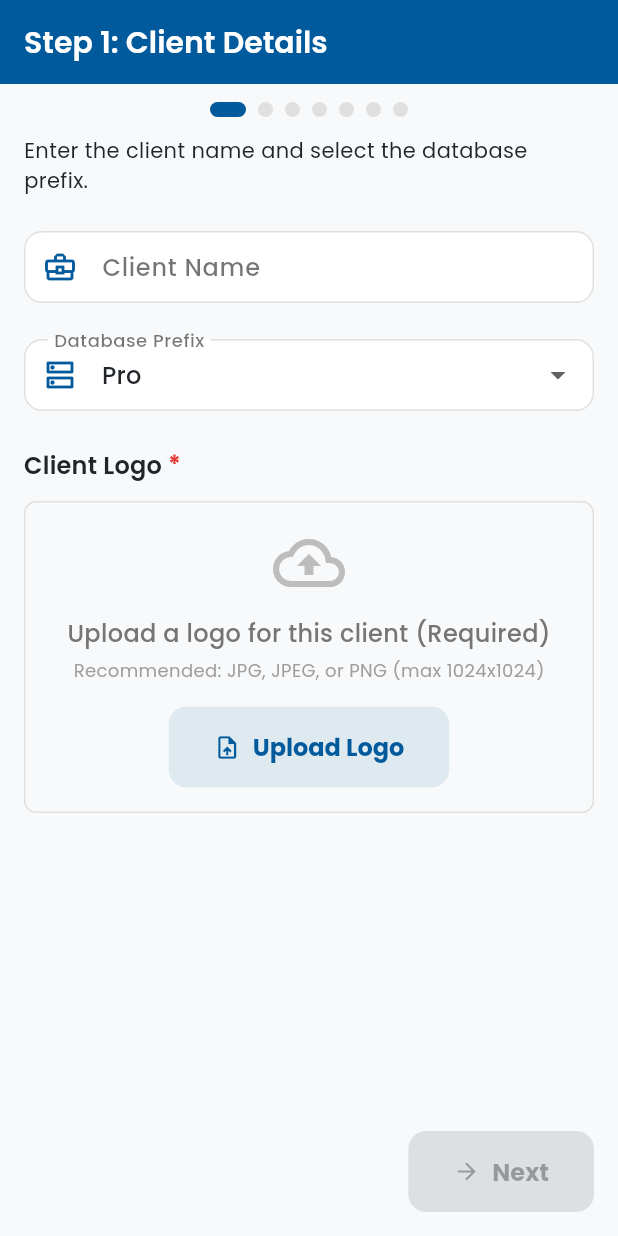
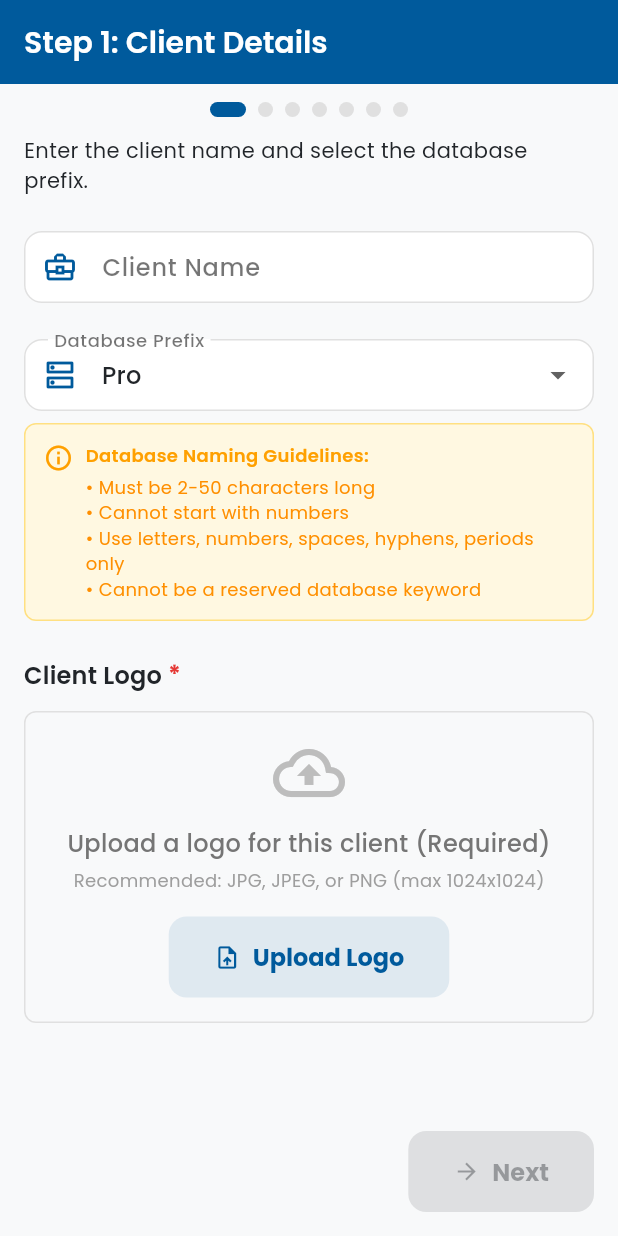
Before and after one commit to t00nny/automation-dep-flutter-app-, a Flutter app: the ClientDetailsPage screen opened by its route, on a phone screen of 412 x 824 dp. Run offline on Flutter 3.47's test engine with Material 3 defaults, Android fonts, the phone set to English and light mode, and no system bars; our stand-ins replace dio, equatable, flutter_bloc, get_it, go_router, google_fonts and 3 more.

Commit message:
The client name validation added

```diff
--- a/lib/presentation/pages/step_1_client_details_page.dart
+++ b/lib/presentation/pages/step_1_client_details_page.dart
@@ -2,6 +2,7 @@ import 'package:flutter/material.dart';
 import 'package:flutter_bloc/flutter_bloc.dart';
 import 'package:go_router/go_router.dart';
 import 'package:client_deployment_app/core/constants.dart';
+import 'package:client_deployment_app/core/utils/database_validator.dart';
 import 'package:client_deployment_app/presentation/cubits/onboarding_cubit.dart';
 import 'package:client_deployment_app/presentation/widgets/wizard_scaffold.dart';
 import 'package:client_deployment_app/presentation/widgets/custom_text_form_field.dart';
@@ -83,12 +84,68 @@ class _ClientDetailsPageState extends State<ClientDetailsPage> {
                     if (value == null || value.trim().isEmpty) {
                       return 'Client name is required.';
                     }
-                    if (value.length < 2) {
-                      return 'Client name must be at least 2 characters.';
+
+                    // Use database validator to check if client name is valid for database use
+                    final databaseError =
+                        DatabaseValidator.validateDatabaseName(value);
+                    if (databaseError != null) {
+                      return databaseError;
                     }
+
                     return null;
                   },
                 ),
+
+                // Database name preview
+                if (state.clientName.isNotEmpty)
+                  Container(
+                    margin: const EdgeInsets.only(top: 8),
+                    padding: const EdgeInsets.all(12),
+                    decoration: BoxDecoration(
+                      color: Colors.blue.shade50,
+                      borderRadius: BorderRadius.circular(8),
+                      border: Border.all(color: Colors.blue.shade200),
+                    ),
+                    child: Row(
+                      children: [
+                        Icon(
+                          Icons.preview_outlined,
+                          color: Colors.blue.shade700,
+                          size: 20,
+                        ),
+                        const SizedBox(width: 8),
+                        Expanded(
+                          child: Column(
+                            crossAxisAlignment: CrossAxisAlignment.start,
+                            children: [
+                              Text(
+                                'Database Name Preview:',
+                                style: TextStyle(
+                                  fontSize: 12,
+                                  fontWeight: FontWeight.w600,
+                                  color: Colors.blue.shade700,
+                                ),
+                              ),
+                              const SizedBox(height: 4),
+                              Text(
+                                DatabaseValidator.generateDatabasePreview(
+                                  state.clientName,
+                                  state.databaseTypePrefix,
+                                ),
+                                style: TextStyle(
+                                  fontSize: 14,
+                                  fontWeight: FontWeight.bold,
+                                  color: Colors.blue.shade900,
+                                  fontFamily: 'monospace',
+                                ),
+                              ),
+                            ],
+                          ),
+                        ),
+                      ],
+                    ),
+                  ),
+
                 const SizedBox(height: 24),
                 DropdownButtonFormField<String>(
                   value: state.databaseTypePrefix,
@@ -118,6 +175,55 @@ class _ClientDetailsPageState extends State<ClientDetailsPage> {
                     }
                   },
                 ),
+
+                // Database naming guidelines
+                Container(
+                  margin: const EdgeInsets.only(top: 8),
+                  padding: const EdgeInsets.all(12),
+                  decoration: BoxDecoration(
+                    color: Colors.amber.shade50,
+                    borderRadius: BorderRadius.circular(8),
+                    border: Border.all(color: Colors.amber.shade200),
+                  ),
+                  child: Row(
+                    crossAxisAlignment: CrossAxisAlignment.start,
+                    children: [
+                      Icon(
+                        Icons.info_outline,
+                        color: Colors.amber.shade700,
+                        size: 20,
+                      ),
+                      const SizedBox(width: 8),
+                      Expanded(
+                        child: Column(
+                          crossAxisAlignment: CrossAxisAlignment.start,
+                          children: [
+                            Text(
+                              'Database Naming Guidelines:',
+                              style: TextStyle(
+                                fontSize: 12,
+                                fontWeight: FontWeight.w600,
+                                color: Colors.amber.shade700,
+                              ),
+                            ),
+                            const SizedBox(height: 4),
+                            Text(
+                              '• Must be 2-50 characters long\n'
+                              '• Cannot start with numbers\n'
+                              '• Use letters, numbers, spaces, hyphens, periods only\n'
+                              '• Cannot be a reserved database keyword',
+                              style: TextStyle(
+                                fontSize: 12,
+                                color: Colors.amber.shade800,
+                              ),
+                            ),
+                          ],
+                        ),
+                      ),
+                    ],
+                  ),
+                ),
+
                 const SizedBox(height: 24),
 
                 // Client Logo Section
```
Also changed, not shown: lib/core/utils/database_validator.dart (added, +159 -0 lines), 3 other files.
